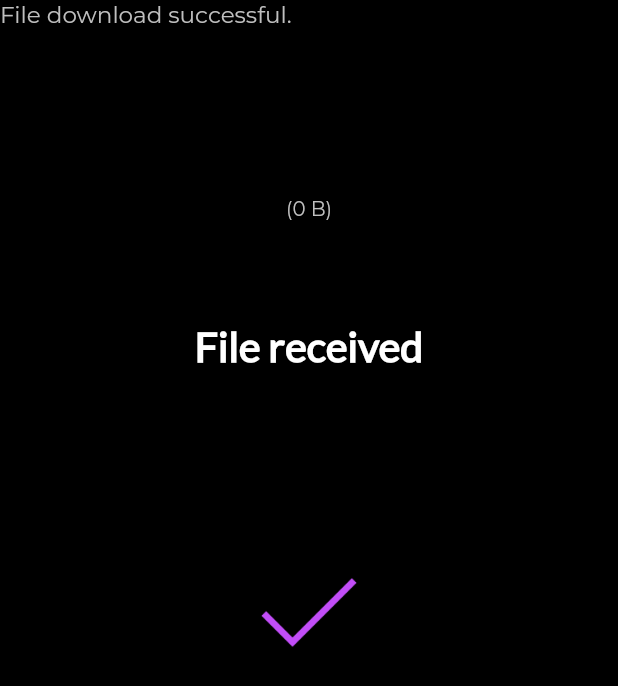
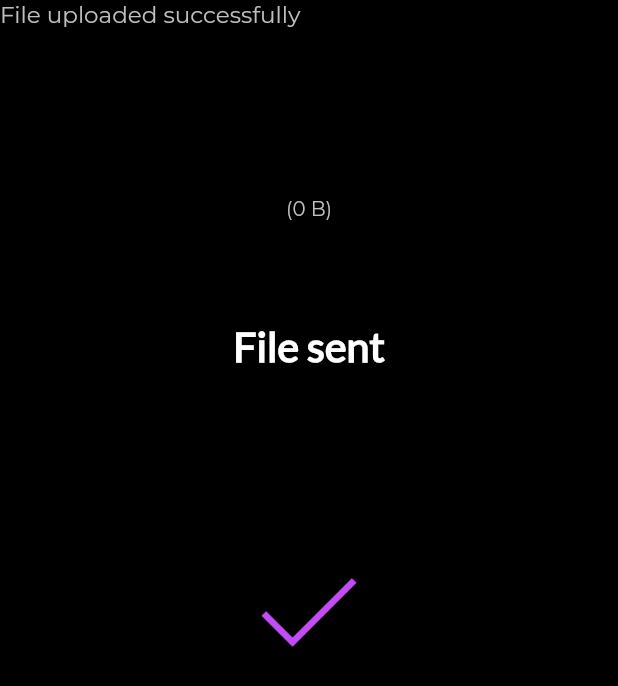
Before and after one commit to LeastAuthority/destiny, a Flutter app: the SendingDone widget shown alone on an empty page, opened directly with empty values, on a phone screen of 412 x 824 dp. Shown: the top 686 px of the screen. Run offline on Flutter 3.47's test engine with Material 2 defaults, Android fonts, the phone set to English and light mode, and no system bars; our stand-ins replace dotted_border, file_picker, flutter_screenutil, intro_slider, shared_preferences; missing offline and left inert: dart:ffi, dart_wormhole_william, desktop_drop; accounts and stored records are empty; project files that could hold a hidden picture were left out.

Commit message:
changed some strings and rendered file size in UI

```diff
--- a/lib/constants/app_constants.dart
+++ b/lib/constants/app_constants.dart
@@ -21,6 +21,8 @@ const String NEXT = 'Next';
 const String CANCEL = 'Cancel';
 const String BACK = 'Back';
 const String FILE_RECEIVED = 'File received';
+const String FILE_SENT = 'File sent';
+const String FILE_UPLOADED_SUCCESSFULLY = 'File uploaded successfully';
 const String ROW_RANDOM_STRING = 'AaBbCcDdEeFfGgHhIiJjKkLlMmNnOoPpQqRrSsTtUuVvWwXxYyZz1234567890';
 const String MUST_CHOOSE_PATH_TO_SAVE_THE_FILE = 'Must choose a path to save the file';
 const String FILE_DOWNLOADED_SUCCESSFULLY = 'File download successful.';
--- a/lib/views/mobile/receive/receive.dart
+++ b/lib/views/mobile/receive/receive.dart
@@ -23,6 +23,7 @@ class Receive extends StatefulWidget {
 class _ReceiveState extends State<Receive> {
   String _code = '';
   String fileName = '';
+  int fileSize = 0;
   bool isReceiving = false;
   bool received = false;
   Client client = Client();
@@ -55,6 +56,7 @@ class _ReceiveState extends State<Receive> {
         this.setState(() {
           received = true;
           fileName = result.fileName;
+          fileSize = result.data.length;
         });
       });
     } else {
@@ -82,10 +84,10 @@ class _ReceiveState extends State<Receive> {
         key:Key(RECEIVE_SCREEN_BODY),
         padding: EdgeInsets.symmetric(horizontal: 8.0),
         child: received == true ?
-          ReceivingDone(2, fileName):
+          ReceivingDone(fileSize, fileName):
           Container (
           child : isReceiving ?
-          ReceiveProgress(22, fileName):Column (
+          ReceiveProgress(fileSize, fileName):Column (
             key:Key(RECEIVE_SCREEN_CONTENT),
             crossAxisAlignment: CrossAxisAlignment.start,
             mainAxisAlignment: MainAxisAlignment.end,
--- a/lib/views/mobile/send/widgets/SendingDone.dart
+++ b/lib/views/mobile/send/widgets/SendingDone.dart
@@ -15,7 +15,7 @@ class SendingDone extends StatelessWidget {
       mainAxisAlignment: MainAxisAlignment.spaceBetween,
       children: [
         Heading(
-          title: FILE_DOWNLOADED_SUCCESSFULLY,
+          title: FILE_UPLOADED_SUCCESSFULLY,
           textAlign: TextAlign.left,
           marginTop: 0.h,
           textStyle: Theme.of(context).textTheme.bodyText1,
@@ -23,7 +23,7 @@ class SendingDone extends StatelessWidget {
         ),
         FileInfo(fileSize, fileName),
         Heading(
-          title: FILE_RECEIVED,
+          title: FILE_SENT,
           textAlign: TextAlign.center,
           marginTop: 16.0.h,
           textStyle: TextStyle(
--- a/lib/views/mobile/send/widgets/SendingProgress.dart
+++ b/lib/views/mobile/send/widgets/SendingProgress.dart
@@ -16,7 +16,6 @@ class SendingProgress extends StatelessWidget {
     return Column(
       children: [
         FileInfo(fileSize, fileName),
-        Heading(title: "Progress ${totalSent.readableSize}"),
         Container(
           margin: EdgeInsets.only(top: 32.0.h),
           child: LinearProgressIndicator(
```
